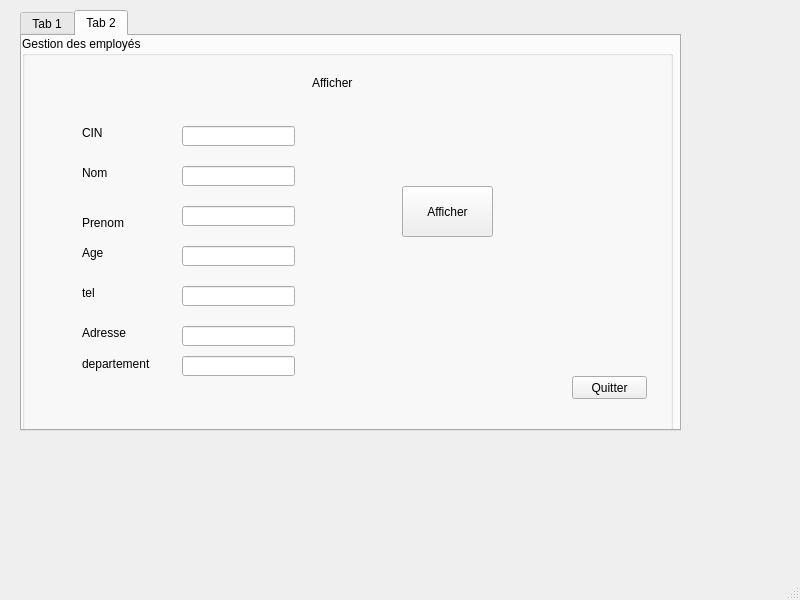
First picture: the form in mainwindow.ui, repository houas6/Smart-Recruit-help-center, before the edit.
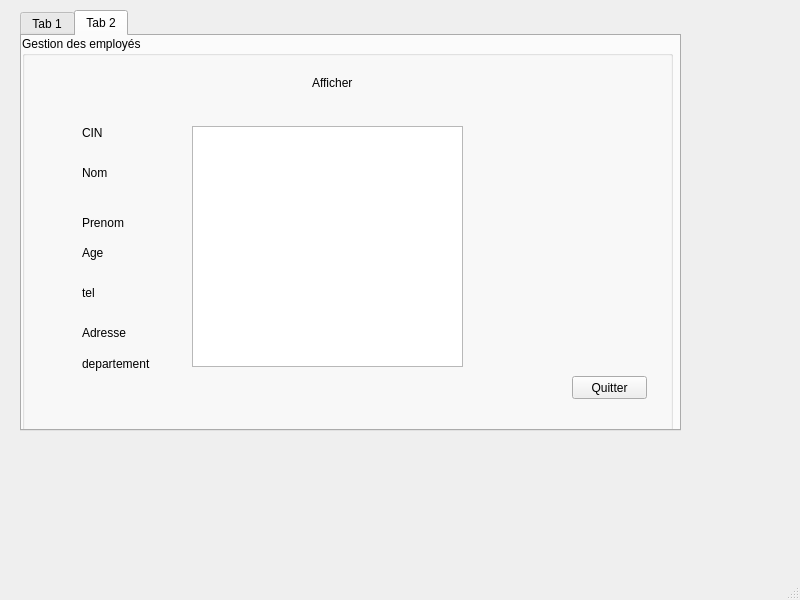
Second picture: the form after the edit. The open tabs and pages were chosen to show the change.

Diff of the .ui file:
```diff
--- a/mainwindow.ui
+++ b/mainwindow.ui
@@ -378,19 +378,6 @@
         <string>Quitter</string>
        </property>
       </widget>
-      <widget class="QPushButton" name="pushButton_afficher">
-       <property name="geometry">
-        <rect>
-         <x>380</x>
-         <y>150</y>
-         <width>91</width>
-         <height>51</height>
-        </rect>
-       </property>
-       <property name="text">
-        <string>Afficher</string>
-       </property>
-      </widget>
       <widget class="QLabel" name="label_2">
        <property name="geometry">
         <rect>
@@ -430,36 +417,6 @@
         <string>Prenom</string>
        </property>
       </widget>
-      <widget class="QLineEdit" name="lineEdit_2">
-       <property name="geometry">
-        <rect>
-         <x>160</x>
-         <y>90</y>
-         <width>113</width>
-         <height>20</height>
-        </rect>
-       </property>
-      </widget>
-      <widget class="QLineEdit" name="lineEdit_3">
-       <property name="geometry">
-        <rect>
-         <x>160</x>
-         <y>130</y>
-         <width>113</width>
-         <height>20</height>
-        </rect>
-       </property>
-      </widget>
-      <widget class="QLineEdit" name="lineEdit_4">
-       <property name="geometry">
-        <rect>
-         <x>160</x>
-         <y>170</y>
-         <width>113</width>
-         <height>20</height>
-        </rect>
-       </property>
-      </widget>
       <widget class="QLabel" name="label_5">
        <property name="geometry">
         <rect>
@@ -473,46 +430,6 @@
         <string>Afficher</string>
        </property>
       </widget>
-      <widget class="QLineEdit" name="lineEdit_5">
-       <property name="geometry">
-        <rect>
-         <x>160</x>
-         <y>210</y>
-         <width>113</width>
-         <height>20</height>
-        </rect>
-       </property>
-      </widget>
-      <widget class="QLineEdit" name="lineEdit_6">
-       <property name="geometry">
-        <rect>
-         <x>160</x>
-         <y>250</y>
-         <width>113</width>
-         <height>20</height>
-        </rect>
-       </property>
-      </widget>
-      <widget class="QLineEdit" name="lineEdit_7">
-       <property name="geometry">
-        <rect>
-         <x>160</x>
-         <y>290</y>
-         <width>113</width>
-         <height>20</height>
-        </rect>
-       </property>
-      </widget>
-      <widget class="QLineEdit" name="lineEdit_8">
-       <property name="geometry">
-        <rect>
-         <x>160</x>
-         <y>320</y>
-         <width>113</width>
-         <height>20</height>
-        </rect>
-       </property>
-      </widget>
       <widget class="QLabel" name="label">
        <property name="geometry">
         <rect>
@@ -565,6 +482,16 @@
         <string>departement</string>
        </property>
       </widget>
+      <widget class="QListWidget" name="tabemploye">
+       <property name="geometry">
+        <rect>
+         <x>170</x>
+         <y>90</y>
+         <width>271</width>
+         <height>241</height>
+        </rect>
+       </property>
+      </widget>
      </widget>
     </widget>
    </widget>
```
Left out of the diff: 4 changed lines with no effect on the pictures.
